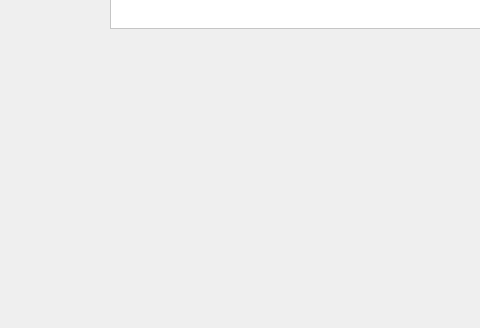
Old version of the form widget.ui in the repository hencsat46/curse_ach2; both pictures show x 0 to 480 and y 272 to 600 of the 800 by 600 pixel window.
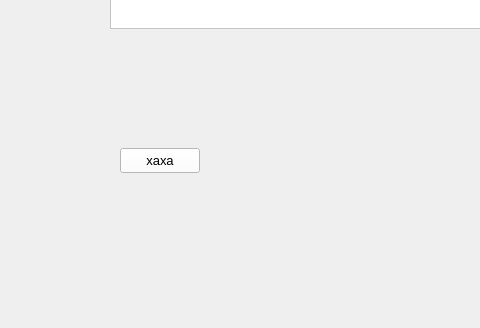
New version of the form. The open tabs and pages were chosen to show the change.

Commit message: get_table error

```diff
--- a/widget.ui
+++ b/widget.ui
@@ -593,6 +593,19 @@
       <bool>true</bool>
      </property>
     </widget>
+    <widget class="QPushButton" name="w_table_button">
+     <property name="geometry">
+      <rect>
+       <x>120</x>
+       <y>420</y>
+       <width>80</width>
+       <height>25</height>
+      </rect>
+     </property>
+     <property name="text">
+      <string>хаха</string>
+     </property>
+    </widget>
    </widget>
    <widget class="QWidget" name="login">
     <widget class="QLabel" name="sm_header_label">
```
Left out of the diff: 2 changed lines with no effect on the pictures. The commit also changes 5 other files.
